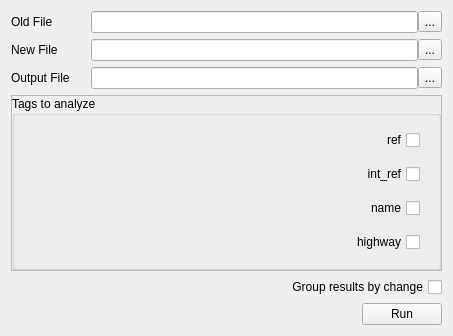
Above: design.ui from KaartGroup/Chameleon before the change. Below: the same form after it.
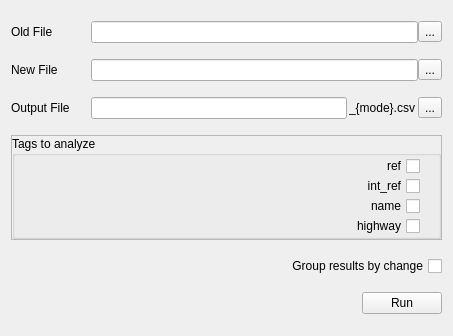
That is the form after the change.

Commit message: Add a hint to the output file box so users better understand the final product

```diff
--- a/design.ui
+++ b/design.ui
@@ -25,13 +25,19 @@
   <property name="maximumSize">
    <size>
     <width>16777215</width>
-    <height>1000</height>
+    <height>336</height>
    </size>
   </property>
   <property name="windowTitle">
    <string>Chameleon</string>
   </property>
   <widget class="QWidget" name="centralWidget">
+   <property name="sizePolicy">
+    <sizepolicy hsizetype="Preferred" vsizetype="Fixed">
+     <horstretch>0</horstretch>
+     <verstretch>0</verstretch>
+    </sizepolicy>
+   </property>
    <layout class="QVBoxLayout" name="verticalLayout">
     <property name="sizeConstraint">
      <enum>QLayout::SetMinimumSize</enum>
@@ -74,6 +80,9 @@
           <height>0</height>
          </size>
         </property>
+        <property name="alignment">
+         <set>Qt::AlignRight|Qt::AlignTrailing|Qt::AlignVCenter</set>
+        </property>
        </widget>
       </item>
       <item>
@@ -126,6 +135,9 @@
           <height>0</height>
          </size>
         </property>
+        <property name="alignment">
+         <set>Qt::AlignRight|Qt::AlignTrailing|Qt::AlignVCenter</set>
+        </property>
        </widget>
       </item>
       <item>
@@ -171,12 +183,57 @@
         </property>
         <property name="minimumSize">
          <size>
-          <width>320</width>
+          <width>0</width>
           <height>0</height>
          </size>
         </property>
+        <property name="alignment">
+         <set>Qt::AlignRight|Qt::AlignTrailing|Qt::AlignVCenter</set>
+        </property>
        </widget>
       </item>
+      <item>
+       <spacer name="prefixSuffixSpacer">
+        <property name="orientation">
+         <enum>Qt::Horizontal</enum>
+        </property>
+        <property name="sizeType">
+         <enum>QSizePolicy::Fixed</enum>
+        </property>
+        <property name="sizeHint" stdset="0">
+         <size>
+          <width>2</width>
+          <height>20</height>
+         </size>
+        </property>
+       </spacer>
+      </item>
+      <item>
+       <widget class="QLabel" name="fileSuffix">
+        <property name="text">
+         <string>_{mode}.csv</string>
+        </property>
+        <property name="margin">
+         <number>0</number>
+        </property>
+       </widget>
+      </item>
+      <item>
+       <spacer name="suffixSelectSpacer">
+        <property name="orientation">
+         <enum>Qt::Horizontal</enum>
+        </property>
+        <property name="sizeType">
+         <enum>QSizePolicy::Fixed</enum>
+        </property>
+        <property name="sizeHint" stdset="0">
+         <size>
+          <width>3</width>
+          <height>20</height>
+         </size>
+        </property>
+       </spacer>
+      </item>
       <item>
        <widget class="QToolButton" name="outputFileSelectButton">
         <property name="text">
@@ -187,7 +244,13 @@
      </layout>
     </item>
     <item>
-     <widget class="QFrame" name="frame">
+     <widget class="QFrame" name="tagFrame">
+      <property name="sizePolicy">
+       <sizepolicy hsizetype="Preferred" vsizetype="Fixed">
+        <horstretch>0</horstretch>
+        <verstretch>0</verstretch>
+       </sizepolicy>
+      </property>
       <property name="frameShape">
        <enum>QFrame::StyledPanel</enum>
       </property>
@@ -208,7 +271,13 @@
         <number>0</number>
        </property>
        <item>
-        <widget class="QGroupBox" name="groupBox">
+        <widget class="QGroupBox" name="tagGroupBox">
+         <property name="sizePolicy">
+          <sizepolicy hsizetype="Preferred" vsizetype="Fixed">
+           <horstretch>0</horstretch>
+           <verstretch>0</verstretch>
+          </sizepolicy>
+         </property>
          <property name="title">
           <string>Tags to analyze</string>
          </property>
```
Left out of the diff: 8 changed lines with no effect on the pictures. The commit also changes 1 other file.
